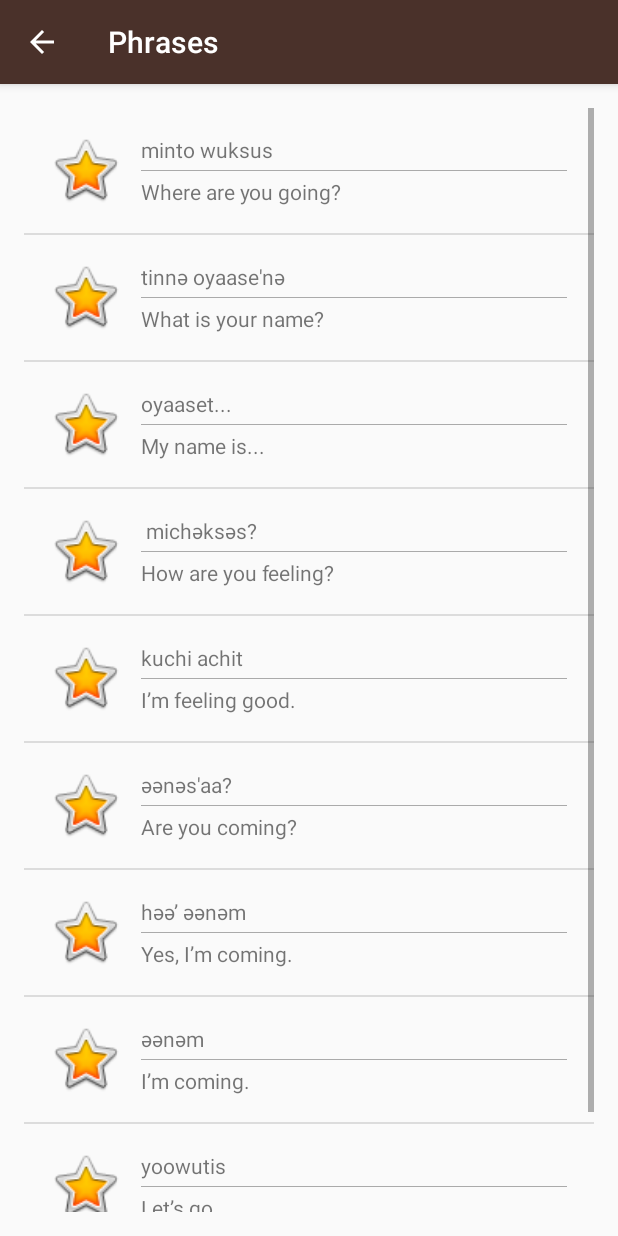
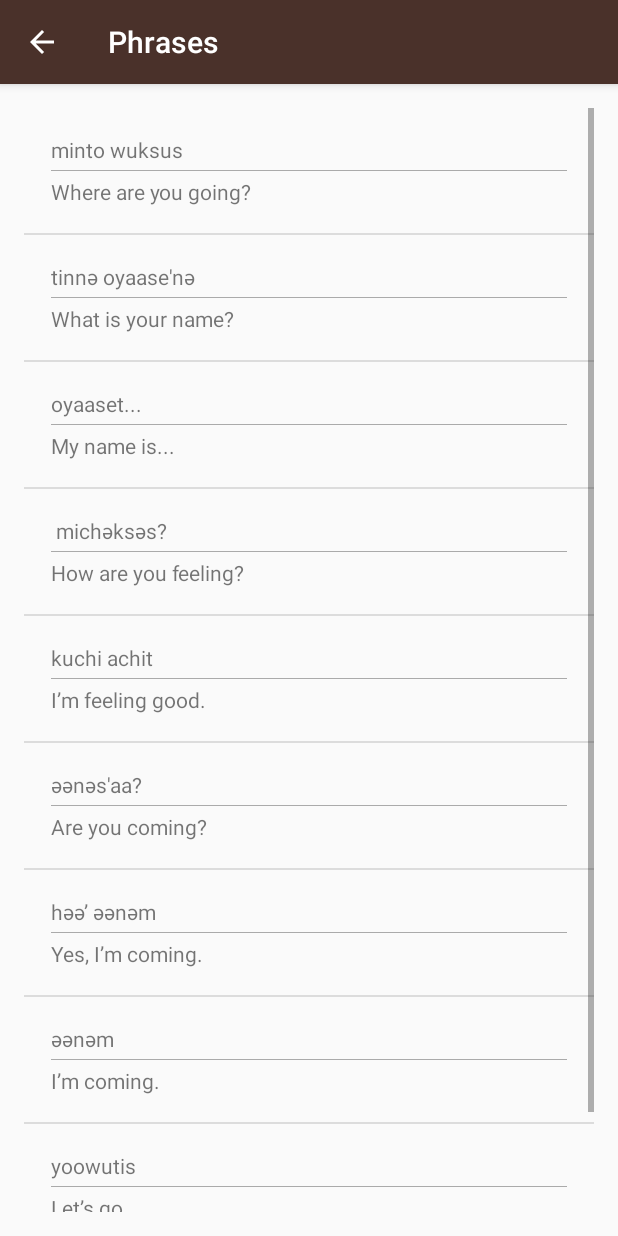
Before and after one commit to indraAsLesmana/Miwok_lesson, an Android app: the screen it shows after launch (PhrasesActivity), after a tap on "Phrases", on a phone screen of 412 x 824 dp. Run offline under Robolectric (Android 15) with nearby library versions, the light colour scheme and no system bars.

Commit message:
Different view for pharase, add checking for activity caller in adapter

```diff
--- a/app/src/main/java/com/example/android/miwok/activity/ColorsActivity.java
+++ b/app/src/main/java/com/example/android/miwok/activity/ColorsActivity.java
@@ -21,6 +21,7 @@ import android.widget.ListView;
 
 import com.example.android.miwok.R;
 import com.example.android.miwok.adapter.WordAdapter;
+import com.example.android.miwok.helper.ActivityConstants;
 import com.example.android.miwok.model.Word;
 
 import java.util.ArrayList;
@@ -45,7 +46,7 @@ public class ColorsActivity extends AppCompatActivity {
         theData.add(new Word("dusty yellow", "ṭopiisә"));
         theData.add(new Word("mustard yellow", "chiwiiṭә"));
 
-        WordAdapter adapter = new WordAdapter(this, theData);
+        WordAdapter adapter = new WordAdapter(this, theData, ActivityConstants.ACTIVITY_3);
 
         listView.setAdapter(adapter);
 
--- a/app/src/main/java/com/example/android/miwok/activity/FamilyActivity.java
+++ b/app/src/main/java/com/example/android/miwok/activity/FamilyActivity.java
@@ -23,6 +23,7 @@ import java.util.ArrayList;
 
 import com.example.android.miwok.R;
 import com.example.android.miwok.adapter.WordAdapter;
+import com.example.android.miwok.helper.ActivityConstants;
 import com.example.android.miwok.model.Word;
 
 public class FamilyActivity extends AppCompatActivity {
@@ -60,7 +61,7 @@ public class FamilyActivity extends AppCompatActivity {
             wordLibrary.add(new Word(splitResult[0], splitResult[1]));
         }
 
-        WordAdapter adapter = new WordAdapter(this, wordLibrary);
+        WordAdapter adapter = new WordAdapter(this, wordLibrary, ActivityConstants.ACTIVITY_2);
         listView.setAdapter(adapter);
 
     }
--- a/app/src/main/java/com/example/android/miwok/activity/MainActivity.java
+++ b/app/src/main/java/com/example/android/miwok/activity/MainActivity.java
@@ -24,6 +24,7 @@ import android.view.View.OnClickListener;
 import android.widget.TextView;
 
 import com.example.android.miwok.R;
+import com.example.android.miwok.helper.ActivityConstants;
 
 import java.util.ArrayList;
 
@@ -42,7 +43,6 @@ public class MainActivity extends AppCompatActivity {
             @Override
             public void onClick(View view) {
                 Intent numbersIntent = new Intent(MainActivity.this, NumbersActivity.class);
-
                 startActivity(numbersIntent);
             }
         });
@@ -54,7 +54,6 @@ public class MainActivity extends AppCompatActivity {
             @Override
             public void onClick(View view) {
                 Intent familyIntent = new Intent(MainActivity.this, FamilyActivity.class);
-
                 startActivity(familyIntent);
             }
         });
@@ -66,7 +65,6 @@ public class MainActivity extends AppCompatActivity {
             @Override
             public void onClick(View view) {
                 Intent colorsIntent = new Intent(MainActivity.this, ColorsActivity.class);
-
                 startActivity(colorsIntent);
             }
         });
@@ -83,7 +81,6 @@ public class MainActivity extends AppCompatActivity {
 
                 // Start the new activity
                 startActivity(phrasesIntent);
-                arralistMethod2();
             }
         });
     }
--- a/app/src/main/java/com/example/android/miwok/activity/NumbersActivity.java
+++ b/app/src/main/java/com/example/android/miwok/activity/NumbersActivity.java
@@ -23,6 +23,7 @@ import java.util.ArrayList;
 
 import com.example.android.miwok.R;
 import com.example.android.miwok.adapter.WordAdapter;
+import com.example.android.miwok.helper.ActivityConstants;
 import com.example.android.miwok.model.Word;
 
 public class NumbersActivity extends AppCompatActivity {
@@ -60,7 +61,7 @@ public class NumbersActivity extends AppCompatActivity {
         theData.add(new Word("nine", "wo'e"));
         theData.add(new Word("ten", "na'aacha"));
 
-        WordAdapter adapter = new WordAdapter(this, theData);
+        WordAdapter adapter = new WordAdapter(this, theData, ActivityConstants.ACTIVITY_1);
 
         listView.setAdapter(adapter);
     }
--- a/app/src/main/java/com/example/android/miwok/activity/PhrasesActivity.java
+++ b/app/src/main/java/com/example/android/miwok/activity/PhrasesActivity.java
@@ -24,6 +24,7 @@ import android.widget.TextView;
 
 import com.example.android.miwok.R;
 import com.example.android.miwok.adapter.WordAdapter;
+import com.example.android.miwok.helper.ActivityConstants;
 import com.example.android.miwok.model.Word;
 
 import java.util.ArrayList;
@@ -53,7 +54,7 @@ public class PhrasesActivity extends AppCompatActivity {
         theData.add(new Word("Let’s go.", "yoowutis"));
         theData.add(new Word("Come here.", "әnni'nem"));
 
-        WordAdapter adapter = new WordAdapter(this, theData);
+        WordAdapter adapter = new WordAdapter(this, theData, ActivityConstants.ACTIVITY_4);
 
         listView.setAdapter(adapter);
     }
--- a/app/src/main/java/com/example/android/miwok/adapter/WordAdapter.java
+++ b/app/src/main/java/com/example/android/miwok/adapter/WordAdapter.java
@@ -12,6 +12,7 @@ import com.example.android.miwok.R;
 
 import java.util.ArrayList;
 
+import com.example.android.miwok.helper.ActivityConstants;
 import com.example.android.miwok.model.Word;
 
 /**
@@ -19,10 +20,13 @@ import com.example.android.miwok.model.Word;
  */
 
 public class WordAdapter extends ArrayAdapter<Word> {
+    private int activityCheck;
 
-    public WordAdapter(Context context, ArrayList<Word> words) {
+    public WordAdapter(Context context, ArrayList<Word> words, int activityCaller) {
         super(context, 0, words);
+        activityCheck = activityCaller;
     }
+
 
     @NonNull
     @Override
@@ -30,8 +34,13 @@ public class WordAdapter extends ArrayAdapter<Word> {
 
         View listItemView = convertView;
         if(listItemView == null) {
+            if(activityCheck != ActivityConstants.ACTIVITY_4)
             listItemView = LayoutInflater.from(getContext()).inflate(
                     R.layout.list_item, parent, false);
+            else {
+                listItemView = LayoutInflater.from(getContext()).inflate(
+                        R.layout.list_item_withoutimage, parent, false);
+            }
         }
 
         Word wordData = getItem(position);
--- /dev/null
+++ b/app/src/main/java/com/example/android/miwok/helper/ActivityConstants.java
@@ -0,0 +1,12 @@
+package com.example.android.miwok.helper;
+
+/**
+ * Created by indraaguslesmana on 12/14/16.
+ */
+
+public interface ActivityConstants {
+    public static final int ACTIVITY_1 = 1001;
+    public static final int ACTIVITY_2 = 1002;
+    public static final int ACTIVITY_3 = 1003;
+    public static final int ACTIVITY_4 = 1004;
+}
--- /dev/null
+++ b/app/src/main/res/layout/list_item_withoutimage.xml
@@ -0,0 +1,37 @@
+<?xml version="1.0" encoding="utf-8"?>
+<LinearLayout xmlns:android="http://schemas.android.com/apk/res/android"
+    android:layout_width="match_parent"
+    android:layout_height="match_parent"
+    android:orientation="horizontal"
+    android:padding="@dimen/list_item_pad">
+
+    <LinearLayout
+        android:layout_width="match_parent"
+        android:layout_height="wrap_content"
+        android:orientation="vertical">
+
+        <TextView
+            android:id="@+id/miwok_library"
+            android:layout_width="wrap_content"
+            android:layout_height="wrap_content"
+            android:padding="@dimen/item_padding"
+            android:text="@string/notilu"
+            />
+
+        <View
+            android:layout_width="match_parent"
+            android:layout_height="0.5dp"
+            android:layout_margin="2dp"
+            android:background="@android:color/darker_gray"
+            />
+
+        <TextView
+            android:id="@+id/english_library"
+            android:layout_width="wrap_content"
+            android:layout_height="wrap_content"
+            android:padding="@dimen/item_padding"
+            android:text="@string/one" />
+
+    </LinearLayout>
+
+</LinearLayout>
```
